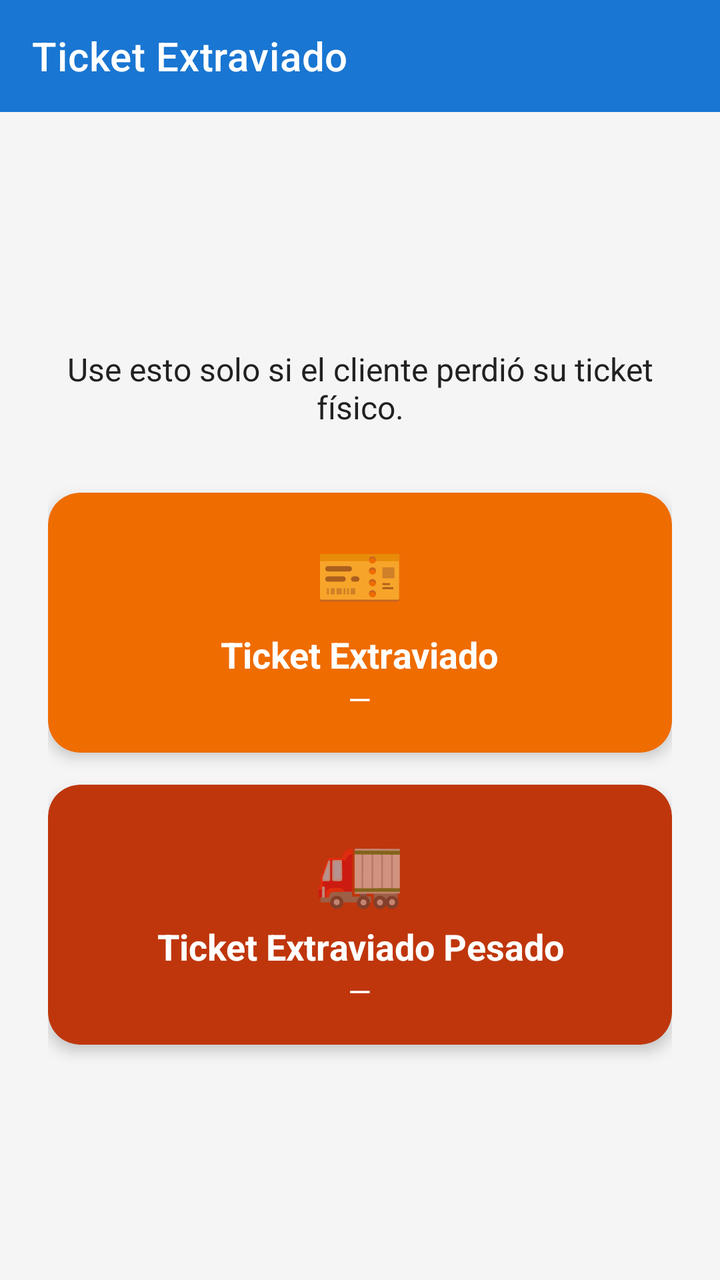
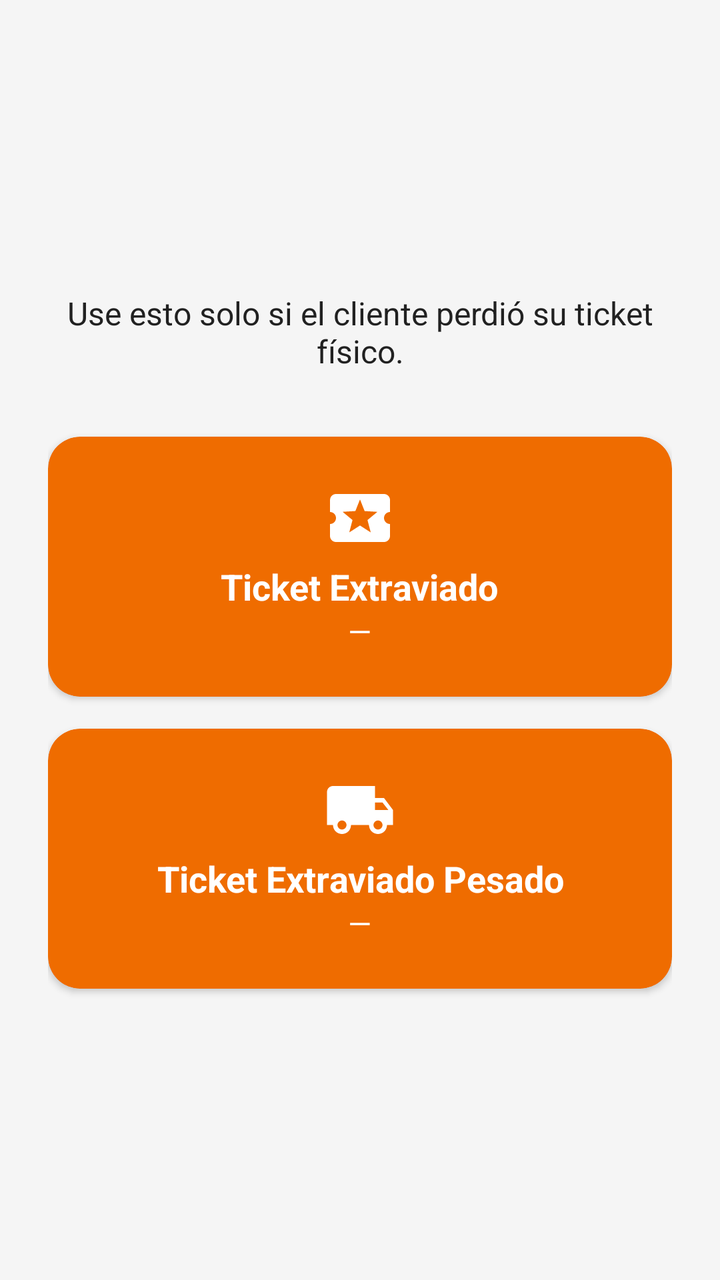

Screens rendered from an Android XML layout before and after an edit, with the pre-edit source and the edit as a unified diff.
<!-- AndroidManifest.xml: application theme Theme.ParqueoIoT -->
<!-- res/layout/activity_ticket_perdido.xml -->
<?xml version="1.0" encoding="utf-8"?>
<LinearLayout xmlns:android="http://schemas.android.com/apk/res/android"
    xmlns:app="http://schemas.android.com/apk/res-auto"
    android:layout_width="match_parent"
    android:layout_height="match_parent"
    android:orientation="vertical"
    android:background="#F5F5F5">

    <com.google.android.material.appbar.AppBarLayout
        android:layout_width="match_parent"
        android:layout_height="wrap_content">

        <androidx.appcompat.widget.Toolbar
            android:id="@+id/toolbar"
            android:layout_width="match_parent"
            android:layout_height="?attr/actionBarSize"
            app:title="Ticket Extraviado"
            app:titleTextColor="@android:color/white"
            android:background="#1976D2"/>
    </com.google.android.material.appbar.AppBarLayout>

    <LinearLayout
        android:layout_width="match_parent"
        android:layout_height="match_parent"
        android:orientation="vertical"
        android:padding="24dp"
        android:gravity="center">

        <TextView
            android:layout_width="wrap_content"
            android:layout_height="wrap_content"
            android:layout_marginBottom="32dp"
            android:text="Use esto solo si el cliente perdió su ticket físico."
            android:textAlignment="center"
            android:textColor="#212121"
            android:textSize="16sp" />

        <com.google.android.material.card.MaterialCardView
            android:id="@+id/btnTicketNormal"
            android:layout_width="match_parent"
            android:layout_height="130dp"
            android:layout_marginBottom="16dp"
            app:cardCornerRadius="16dp"
            app:cardElevation="4dp"
            android:clickable="true"
            android:focusable="true"
            android:foreground="?android:attr/selectableItemBackground"
            app:cardBackgroundColor="#EF6C00">

            <LinearLayout
                android:layout_width="match_parent"
                android:layout_height="match_parent"
                android:orientation="vertical"
                android:gravity="center"
                android:padding="16dp">

                <TextView
                    android:layout_width="wrap_content"
                    android:layout_height="wrap_content"
                    android:text="🎫"
                    android:textSize="36sp"/>

                <TextView
                    android:layout_width="wrap_content"
                    android:layout_height="wrap_content"
                    android:text="Ticket Extraviado"
                    android:textSize="18sp"
                    android:textStyle="bold"
                    android:textColor="@android:color/white"
                    android:layout_marginTop="4dp"/>

                <TextView
                    android:id="@+id/tvPrecioNormal"
                    android:layout_width="wrap_content"
                    android:layout_height="wrap_content"
                    android:text="—"
                    android:textSize="15sp"
                    android:textColor="@android:color/white"/>
            </LinearLayout>
        </com.google.android.material.card.MaterialCardView>

        <com.google.android.material.card.MaterialCardView
            android:id="@+id/btnTicketPesado"
            android:layout_width="match_parent"
            android:layout_height="130dp"
            app:cardCornerRadius="16dp"
            app:cardElevation="4dp"
            android:clickable="true"
            android:focusable="true"
            android:foreground="?android:attr/selectableItemBackground"
            app:cardBackgroundColor="#BF360C">

            <LinearLayout
                android:layout_width="match_parent"
                android:layout_height="match_parent"
                android:orientation="vertical"
                android:gravity="center"
                android:padding="16dp">

                <TextView
                    android:layout_width="wrap_content"
                    android:layout_height="wrap_content"
                    android:text="🚛"
                    android:textSize="36sp"/>

                <TextView
                    android:layout_width="wrap_content"
                    android:layout_height="wrap_content"
                    android:text="Ticket Extraviado Pesado"
                    android:textSize="18sp"
                    android:textStyle="bold"
                    android:textAlignment="center"
                    android:textColor="@android:color/white"
                    android:layout_marginTop="4dp"/>

                <TextView
                    android:id="@+id/tvPrecioPesado"
                    android:layout_width="wrap_content"
                    android:layout_height="wrap_content"
                    android:text="—"
                    android:textSize="15sp"
                    android:textColor="@android:color/white"/>
            </LinearLayout>
        </com.google.android.material.card.MaterialCardView>

    </LinearLayout>

</LinearLayout>
<!-- resources referenced by this layout -->
<resources>
  <style name="Theme.ParqueoIoT" parent="Theme.MaterialComponents.Light.NoActionBar">
          <item name="colorPrimary">@color/brand_primary</item>
          <item name="colorPrimaryVariant">@color/brand_primary_dark</item>
          <item name="colorOnPrimary">@color/on_primary</item>
  
          <item name="colorSecondary">@color/brand_primary_light</item>
          <item name="colorSecondaryVariant">@color/brand_primary</item>
          <item name="colorOnSecondary">@color/on_primary</item>
  
          <item name="android:colorBackground">@color/surface_background</item>
          <item name="colorSurface">@color/surface_card</item>
          <item name="colorOnSurface">@color/text_primary</item>
          <item name="colorError">@color/status_danger</item>
  
          <item name="android:statusBarColor">@color/brand_primary_dark</item>
      </style>
  <color name="brand_primary">#0D47A1</color>
  <color name="brand_primary_dark">#09315F</color>
  <color name="on_primary">#FFFFFF</color>
  <color name="brand_primary_light">#1976D2</color>
  <color name="surface_background">#F5F5F5</color>
  <color name="surface_card">#FFFFFF</color>
  <color name="text_primary">#212121</color>
  <color name="status_danger">#C62828</color>
</resources>

<!-- the commit's change to res/layout/activity_ticket_perdido.xml (unified diff, before → after) -->
@@ -4,61 +4,49 @@
     android:layout_width="match_parent"
     android:layout_height="match_parent"
     android:orientation="vertical"
-    android:background="#F5F5F5">
-
-    <com.google.android.material.appbar.AppBarLayout
-        android:layout_width="match_parent"
-        android:layout_height="wrap_content">
-
-        <androidx.appcompat.widget.Toolbar
-            android:id="@+id/toolbar"
-            android:layout_width="match_parent"
-            android:layout_height="?attr/actionBarSize"
-            app:title="Ticket Extraviado"
-            app:titleTextColor="@android:color/white"
-            android:background="#1976D2"/>
-    </com.google.android.material.appbar.AppBarLayout>
+    android:background="@color/surface_background">
 
     <LinearLayout
         android:layout_width="match_parent"
         android:layout_height="match_parent"
         android:orientation="vertical"
-        android:padding="24dp"
+        android:padding="@dimen/space_lg"
         android:gravity="center">
 
         <TextView
             android:layout_width="wrap_content"
             android:layout_height="wrap_content"
-            android:layout_marginBottom="32dp"
+            android:layout_marginBottom="@dimen/space_xl"
             android:text="Use esto solo si el cliente perdió su ticket físico."
             android:textAlignment="center"
-            android:textColor="#212121"
-            android:textSize="16sp" />
+            android:textColor="@color/text_primary"
+            android:textSize="@dimen/text_body" />
 
         <com.google.android.material.card.MaterialCardView
             android:id="@+id/btnTicketNormal"
             android:layout_width="match_parent"
             android:layout_height="130dp"
-            android:layout_marginBottom="16dp"
-            app:cardCornerRadius="16dp"
-            app:cardElevation="4dp"
+            android:layout_marginBottom="@dimen/space_md"
+            app:cardCornerRadius="@dimen/radius_lg"
+            app:cardElevation="@dimen/elevation_card"
             android:clickable="true"
             android:focusable="true"
             android:foreground="?android:attr/selectableItemBackground"
-            app:cardBackgroundColor="#EF6C00">
+            app:cardBackgroundColor="@color/action_cash">
 
             <LinearLayout
                 android:layout_width="match_parent"
                 android:layout_height="match_parent"
                 android:orientation="vertical"
                 android:gravity="center"
-                android:padding="16dp">
+                android:padding="@dimen/space_md">
 
-                <TextView
-                    android:layout_width="wrap_content"
-                    android:layout_height="wrap_content"
-                    android:text="🎫"
-                    android:textSize="36sp"/>
+                <ImageView
+                    android:layout_width="36dp"
+                    android:layout_height="36dp"
+                    android:src="@drawable/ic_ticket_24"
+                    app:tint="@color/on_primary"
+                    android:contentDescription="@null" />
 
                 <TextView
                     android:layout_width="wrap_content"
@@ -66,8 +54,8 @@
                     android:text="Ticket Extraviado"
                     android:textSize="18sp"
                     android:textStyle="bold"
-                    android:textColor="@android:color/white"
-                    android:layout_marginTop="4dp"/>
+                    android:textColor="@color/text_on_primary"
+                    android:layout_marginTop="@dimen/space_xs" />
 
                 <TextView
                     android:id="@+id/tvPrecioNormal"
@@ -75,7 +63,7 @@
                     android:layout_height="wrap_content"
                     android:text="—"
                     android:textSize="15sp"
-                    android:textColor="@android:color/white"/>
+                    android:textColor="@color/text_on_primary" />
             </LinearLayout>
         </com.google.android.material.card.MaterialCardView>
 
@@ -83,25 +71,26 @@
             android:id="@+id/btnTicketPesado"
             android:layout_width="match_parent"
             android:layout_height="130dp"
-            app:cardCornerRadius="16dp"
-            app:cardElevation="4dp"
+            app:cardCornerRadius="@dimen/radius_lg"
+            app:cardElevation="@dimen/elevation_card"
             android:clickable="true"
             android:focusable="true"
             android:foreground="?android:attr/selectableItemBackground"
-            app:cardBackgroundColor="#BF360C">
+            app:cardBackgroundColor="@color/status_warning">
 
             <LinearLayout
                 android:layout_width="match_parent"
                 android:layout_height="match_parent"
                 android:orientation="vertical"
                 android:gravity="center"
-                android:padding="16dp">
+                android:padding="@dimen/space_md">
 
-                <TextView
-                    android:layout_width="wrap_content"
-                    android:layout_height="wrap_content"
-                    android:text="🚛"
-                    android:textSize="36sp"/>
+                <ImageView
+                    android:layout_width="36dp"
+                    android:layout_height="36dp"
+                    android:src="@drawable/ic_truck_24"
+                    app:tint="@color/on_primary"
+                    android:contentDescription="@null" />
 
                 <TextView
                     android:layout_width="wrap_content"
@@ -110,8 +99,8 @@
                     android:textSize="18sp"
                     android:textStyle="bold"
                     android:textAlignment="center"
-                    android:textColor="@android:color/white"
-                    android:layout_marginTop="4dp"/>
+                    android:textColor="@color/text_on_primary"
+                    android:layout_marginTop="@dimen/space_xs" />
 
                 <TextView
                     android:id="@+id/tvPrecioPesado"
@@ -119,10 +108,8 @@
                     android:layout_height="wrap_content"
                     android:text="—"
                     android:textSize="15sp"
-                    android:textColor="@android:color/white"/>
+                    android:textColor="@color/text_on_primary" />
             </LinearLayout>
         </com.google.android.material.card.MaterialCardView>
-
     </LinearLayout>
-
 </LinearLayout>
<!-- resource entries referenced after the edit -->
@@ -1,5 +1,6 @@
 <!-- resources referenced by this layout -->
 <resources>
+  <color name="action_cash">#EF6C00</color>
   <style name="Theme.ParqueoIoT" parent="Theme.MaterialComponents.Light.NoActionBar">
           <item name="colorPrimary">@color/brand_primary</item>
           <item name="colorPrimaryVariant">@color/brand_primary_dark</item>
@@ -19,10 +20,35 @@
   <color name="brand_primary">#0D47A1</color>
   <color name="brand_primary_dark">#09315F</color>
   <color name="on_primary">#FFFFFF</color>
+  <color name="status_warning">#EF6C00</color>
   <color name="brand_primary_light">#1976D2</color>
   <color name="surface_background">#F5F5F5</color>
+  <color name="text_on_primary">#FFFFFF</color>
   <color name="surface_card">#FFFFFF</color>
   <color name="text_primary">#212121</color>
+  <dimen name="elevation_card">2dp</dimen>
+  <dimen name="radius_lg">16dp</dimen>
+  <dimen name="space_lg">24dp</dimen>
+  <dimen name="space_md">16dp</dimen>
+  <dimen name="space_xl">32dp</dimen>
+  <dimen name="space_xs">4dp</dimen>
+  <dimen name="text_body">16sp</dimen>
+  <!-- drawable ic_ticket_24 (drawable) -->
+  <?xml version="1.0" encoding="utf-8"?>
+  <vector xmlns:android="http://schemas.android.com/apk/res/android"
+      android:width="24dp" android:height="24dp"
+      android:viewportWidth="24" android:viewportHeight="24">
+      <path android:fillColor="#000000"
+          android:pathData="M20,12c0,-1.1 0.9,-2 2,-2V6c0,-1.1 -0.9,-2 -2,-2H4c-1.1,0 -1.99,0.9 -1.99,2v4c1.1,0 1.99,0.9 1.99,2s-0.89,2 -2,2v4c0,1.1 0.9,2 2,2h16c1.1,0 2,-0.9 2,-2v-4c-1.1,0 -2,-0.9 -2,-2zM15.58,16.8L12,14.5l-3.58,2.3 1.08,-4.12L6.21,9.94l4.25,-0.26L12,5.8l1.54,3.89 4.25,0.26 -3.29,2.74 1.08,4.11z"/>
+  </vector>
+  <!-- drawable ic_truck_24 (drawable) -->
+  <?xml version="1.0" encoding="utf-8"?>
+  <vector xmlns:android="http://schemas.android.com/apk/res/android"
+      android:width="24dp" android:height="24dp"
+      android:viewportWidth="24" android:viewportHeight="24">
+      <path android:fillColor="#000000"
+          android:pathData="M20,8h-3V4H3c-1.1,0 -2,0.9 -2,2v11h2c0,1.66 1.34,3 3,3s3,-1.34 3,-3h6c0,1.66 1.34,3 3,3s3,-1.34 3,-3h2v-5l-3,-4zM6,18.5c-0.83,0 -1.5,-0.67 -1.5,-1.5s0.67,-1.5 1.5,-1.5 1.5,0.67 1.5,1.5 -0.67,1.5 -1.5,1.5zM19.5,9.5l1.96,2.5H17V9.5h2.5zM18,18.5c-0.83,0 -1.5,-0.67 -1.5,-1.5s0.67,-1.5 1.5,-1.5 1.5,0.67 1.5,1.5 -0.67,1.5 -1.5,1.5z"/>
+  </vector>
   <color name="status_danger">#C62828</color>
 </resources>
 
